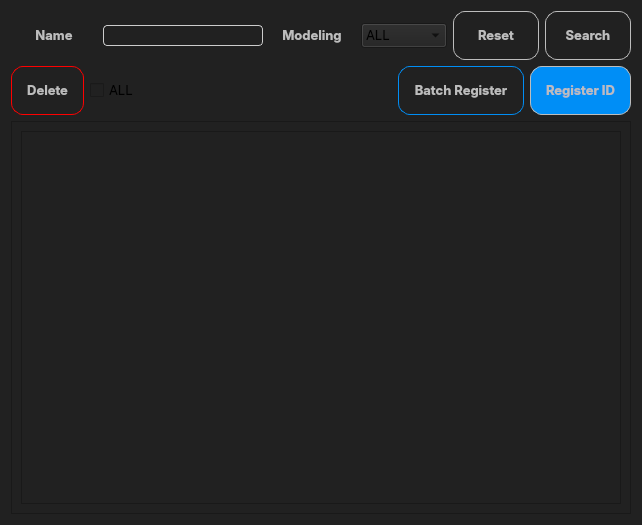
First picture: the form in custom_widgets/dataBase/DataBase.ui, repository elmhadji/AccessController, before the edit.
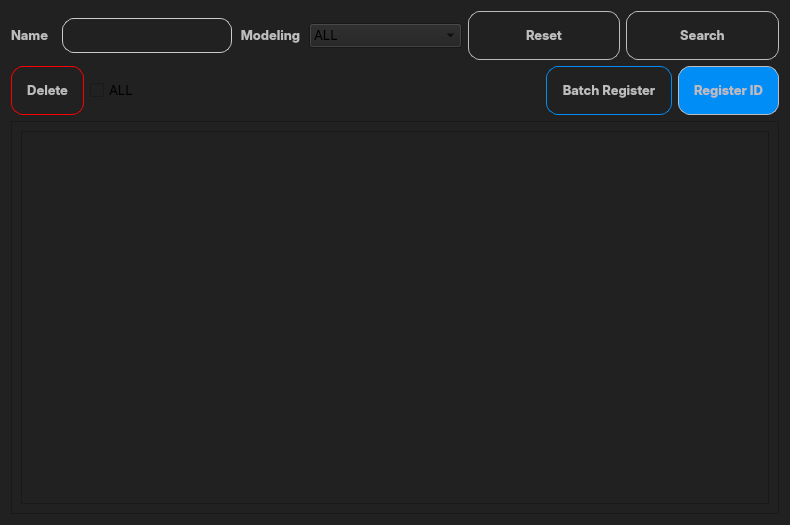
Second picture: the form after the edit.

```diff
--- a/custom_widgets/dataBase/DataBase.ui
+++ b/custom_widgets/dataBase/DataBase.ui
@@ -6,7 +6,7 @@
    <rect>
     <x>0</x>
     <y>0</y>
-    <width>642</width>
+    <width>790</width>
     <height>525</height>
    </rect>
   </property>
@@ -42,7 +42,7 @@
 #nameInput{
 	background-color:  rgb(33, 33, 33);
 	border: 1px solid rgb(204, 204, 204);
-    border-radius: 4px;
+    border-radius: 12px;
     color: rgb(204, 204, 204);
 
 }
@@ -50,9 +50,21 @@
   </property>
   <layout class="QVBoxLayout" name="verticalLayout">
    <item>
-    <layout class="QHBoxLayout" name="horizontalLayout">
+    <layout class="QHBoxLayout" name="horizontalLayout" stretch="0,0,0,0,0,0">
      <item>
       <widget class="QLabel" name="nameLabel">
+       <property name="minimumSize">
+        <size>
+         <width>0</width>
+         <height>0</height>
+        </size>
+       </property>
+       <property name="maximumSize">
+        <size>
+         <width>45</width>
+         <height>16777215</height>
+        </size>
+       </property>
        <property name="font">
         <font>
          <family>Inter</family>
@@ -64,15 +76,21 @@
         <string>Name</string>
        </property>
        <property name="alignment">
-        <set>Qt::AlignCenter</set>
+        <set>Qt::AlignLeading|Qt::AlignLeft|Qt::AlignVCenter</set>
        </property>
       </widget>
      </item>
      <item>
       <widget class="QLineEdit" name="nameInput">
+       <property name="minimumSize">
+        <size>
+         <width>0</width>
+         <height>35</height>
+        </size>
+       </property>
        <property name="maximumSize">
         <size>
-         <width>160</width>
+         <width>170</width>
          <height>16777215</height>
         </size>
        </property>
@@ -86,6 +104,12 @@
      </item>
      <item>
       <widget class="QLabel" name="modelingLabel">
+       <property name="maximumSize">
+        <size>
+         <width>65</width>
+         <height>16777215</height>
+        </size>
+       </property>
        <property name="font">
         <font>
          <family>Inter</family>
@@ -244,11 +268,11 @@
           <rect>
            <x>0</x>
            <y>0</y>
-           <width>602</width>
+           <width>750</width>
            <height>371</height>
           </rect>
          </property>
-         <layout class="QHBoxLayout" name="horizontalLayout_4">
+         <layout class="QHBoxLayout" name="horizontalLayout_4" stretch="0">
           <item>
            <layout class="QGridLayout" name="cardInfoGrid">
             <property name="horizontalSpacing">
```
Left out of the diff: 10 changed lines with no effect on the pictures.
